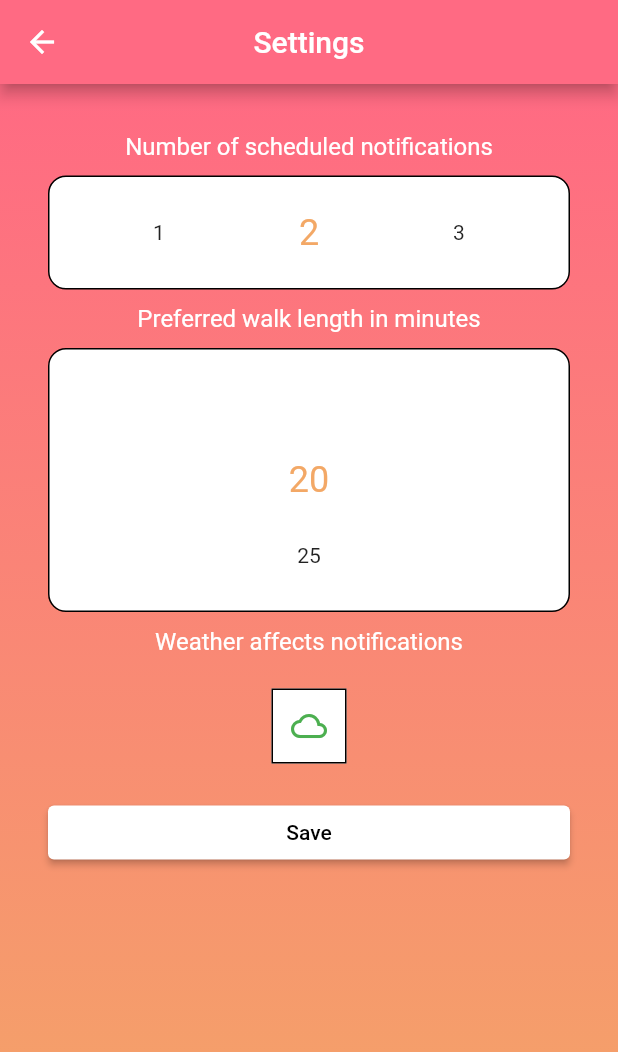
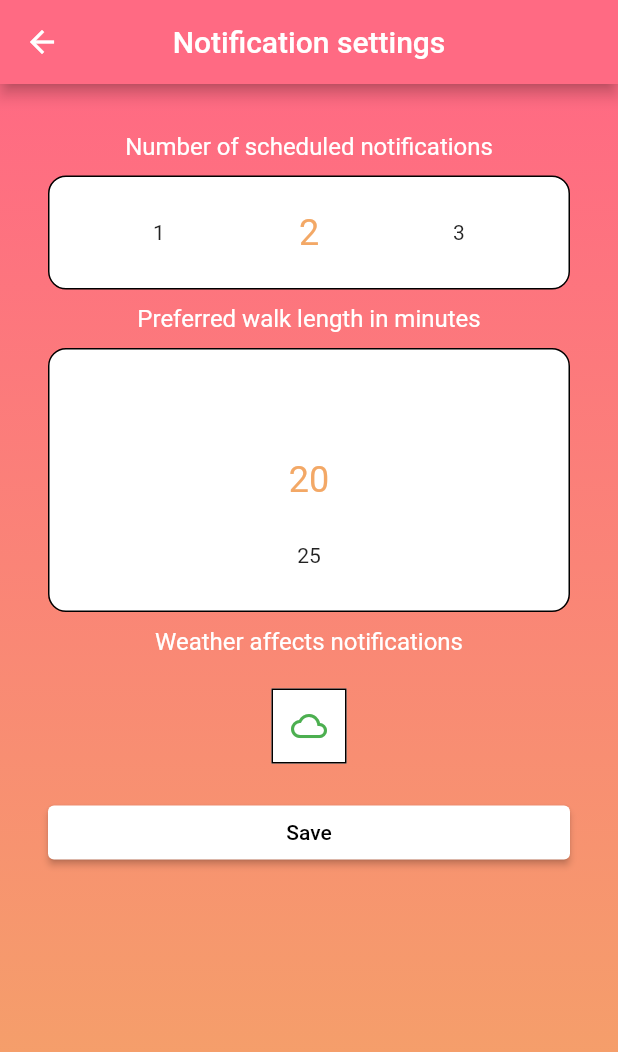
Before and after one commit to robengrobban/PVT-Grupp-75, a Flutter app: the SettingScreen screen opened by its route, on a phone screen of 412 x 824 dp. Shown: the top 1052 px of the screen. Run offline on Flutter 3.47's test engine with Material 2 defaults, Android fonts, the phone set to English and light mode, and no system bars; drawn by our look-alikes of loader_overlay, numberpicker; our stand-ins replace camera, flutter_local_notifications, google_maps_flutter, google_sign_in, location, lottie and 3 more; missing offline and left inert: calendar_widget, esys_flutter_share, flutter_background_geolocation, map_launcher; accounts and stored records are empty.

Commit message:
changed title of settings screen
tiny tiny commit

```diff
--- a/flutter_app/lib/screens/settings_screen.dart
+++ b/flutter_app/lib/screens/settings_screen.dart
@@ -26,7 +26,7 @@ class _SettingScreenState extends State<SettingScreen> {
     return Scaffold(
         appBar: AppBar(
           centerTitle: true,
-          title: Text("Settings"),
+          title: Text("Notification settings"),
         ),
         backgroundColor: Colors.white,
         body: Container(
```
